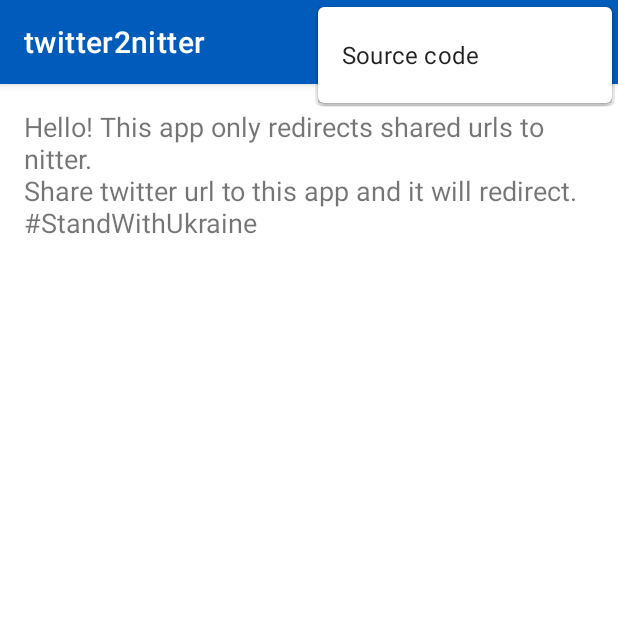
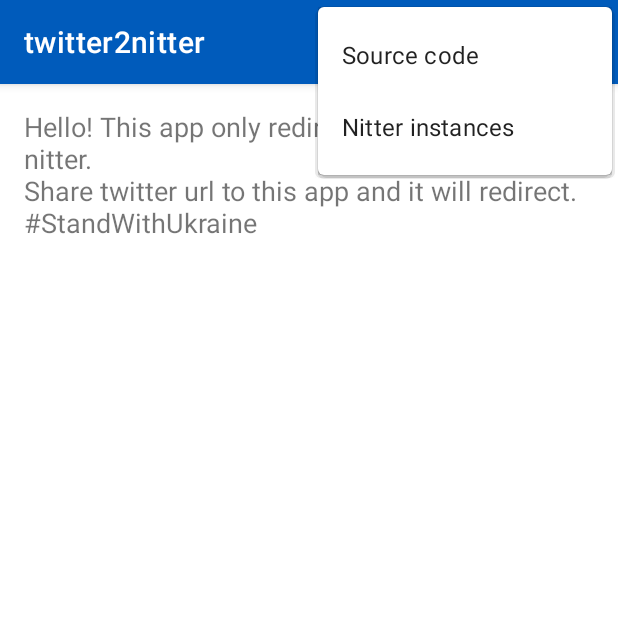
Before and after one commit to ymcx/misc, an Android app: the screen it shows after launch (MainActivity), with the options menu open, on a phone screen of 412 x 824 dp, the top half of it. Run offline under Robolectric (Android 15) with nearby library versions, the phone set to English and light mode, and no system bars.

Commit message:
add nitter instances url to menu

```diff
--- a/predirecta/app/src/main/res/menu/main.xml
+++ b/predirecta/app/src/main/res/menu/main.xml
@@ -13,4 +13,9 @@
         android:id="@+id/action_source_code"
         android:title="@string/action_source_code"
         app:showAsAction="never" />
+
+    <item
+        android:id="@+id/action_nitter_instances"
+        android:title="@string/action_nitter_instances"
+        app:showAsAction="never" />
 </menu>
--- a/predirecta/app/src/main/res/values/strings.xml
+++ b/predirecta/app/src/main/res/values/strings.xml
@@ -17,4 +17,6 @@
 
     <string name="pref_redirect_url_default">https://nitter.ca</string>
     <string name="pref_redirect_url_key">pref_redirect_url_key</string>
+    <string name="action_nitter_instances">Nitter instances</string>
+    <string name="nitter_instances_url">https://xnaas.github.io/nitter-instances/</string>
 </resources>
```
Also changed, not shown: predirecta/app/src/main/java/eu/auct/twitter2nitter/MainActivity.kt (+11 -0 lines).
